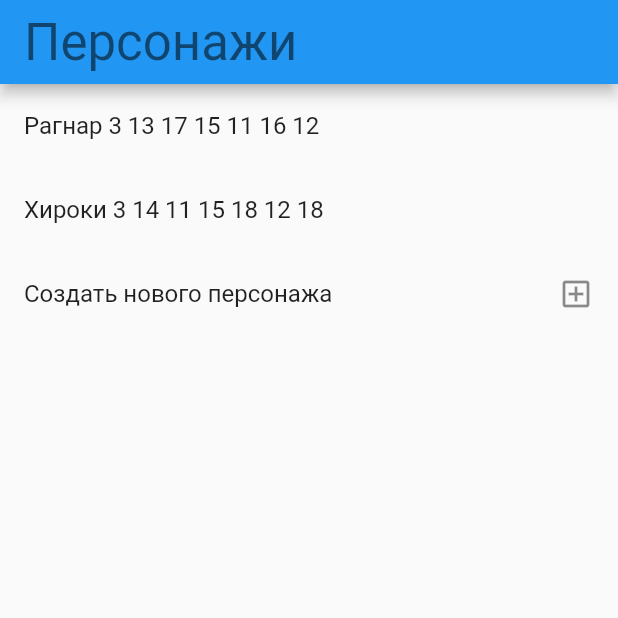
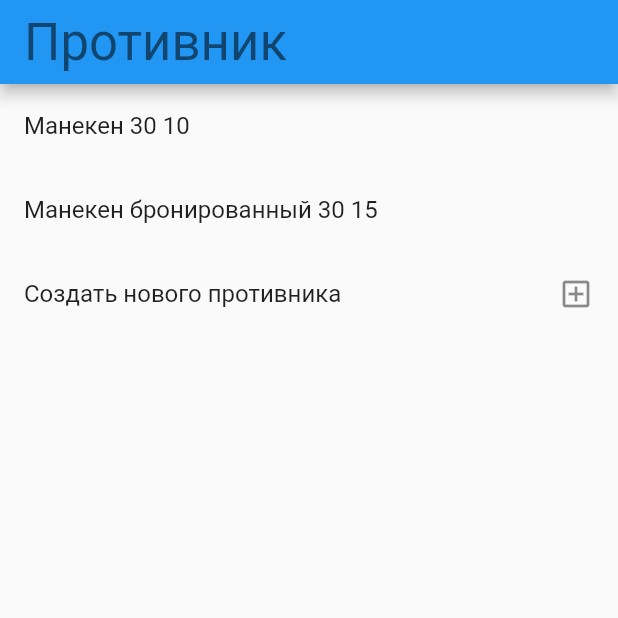
Before and after one commit to VadimDomantsevich/DND, a Flutter app: the screen it shows after launch, on a phone screen of 412 x 824 dp, the top half of it. Run offline on Flutter 3.47's test engine with Material 2 defaults, Android fonts, the light colour scheme and no system bars; drawn by our look-alikes of flutter_slidable; our stand-ins replace bloc, equatable, flutter_bloc, hive, hive_flutter; accounts and stored records are empty.

Commit message:
Enemy logic and screen added

```diff
--- a/dnd_rolls_app/lib/core/constants/strings.dart
+++ b/dnd_rolls_app/lib/core/constants/strings.dart
@@ -1,12 +1,13 @@
 class Strings {
-  //CharactersScreen
-  static const charactersScreenTitle = 'Персонажи';
   static const strengthText = 'Сила';
   static const dexterityText = 'Ловкость';
   static const constitutionText = 'Телосложение';
   static const intelligenceText = 'Интеллект';
   static const wisdomText = 'Мудрость';
   static const charismaText = 'Харизма';
+
+  //CharactersScreen
+  static const charactersScreenTitle = 'Персонажи';
 
   //WeaponScreen
   static const weaponScreenTitle = 'Оружие';
@@ -15,4 +16,7 @@ class Strings {
   static const weaponDamageD8 = '1d8';
   static const weaponDamageD10 = '1d10';
   static const weaponDamageD12 = '1d12';
+
+  //EnemyScreen
+  static const enemyScreenTitle = 'Противник';
 }
--- /dev/null
+++ b/dnd_rolls_app/lib/enemy/bloc/enemy_event.dart
@@ -0,0 +1,48 @@
+part of 'enemy_bloc.dart';
+
+abstract class EnemyEvent extends Equatable {
+  const EnemyEvent();
+
+  @override
+  List<Object> get props => [];
+}
+
+class LoadEnemyEvent extends EnemyEvent {
+  const LoadEnemyEvent();
+  @override
+  List<Object> get props => [];
+}
+
+class AddEnemyEvent extends EnemyEvent {
+  final String name;
+  final int health;
+  final int armorClass;
+
+  const AddEnemyEvent(this.name, this.health, this.armorClass);
+  @override
+  List<Object> get props => [name, health, armorClass];
+}
+
+class UpdateEnemyEvent extends EnemyEvent {
+  final String name;
+  final String newName;
+  final int health;
+  final int armorClass;
+
+  const UpdateEnemyEvent(this.name, this.newName, this.health, this.armorClass);
+  @override
+  List<Object> get props => [name, newName, health, armorClass];
+}
+
+class RemoveEnemyEvent extends EnemyEvent {
+  final String name;
+
+  const RemoveEnemyEvent(this.name);
+  @override
+  List<Object> get props => [name];
+}
+
+class RegisterServiceEvent extends EnemyEvent {
+  @override
+  List<Object> get props => [];
+}
--- /dev/null
+++ b/dnd_rolls_app/lib/enemy/bloc/enemy_state.dart
@@ -0,0 +1,24 @@
+part of 'enemy_bloc.dart';
+
+abstract class EnemyState extends Equatable {
+  const EnemyState();
+}
+
+class EnemyInitial extends EnemyState {
+  @override
+  List<Object?> get props => [];
+}
+
+class EnemyLoadedState extends EnemyState {
+  final List<Enemy> enemies;
+  final String? error;
+
+  const EnemyLoadedState(this.enemies, {this.error});
+  @override
+  List<Object?> get props => [enemies, error];
+}
+
+class RegisteringServiceState extends EnemyState {
+  @override
+  List<Object?> get props => [];
+}
--- /dev/null
+++ b/dnd_rolls_app/lib/enemy/enemy_screen.dart
@@ -0,0 +1,115 @@
+import 'package:dnd_rolls_app/core/constants/strings.dart';
+import 'package:dnd_rolls_app/enemy/bloc/enemy_bloc.dart';
+import 'package:dnd_rolls_app/enemy/widgets/update_enemy.dart';
+import 'package:dnd_rolls_app/model/enemy.dart';
+import 'package:dnd_rolls_app/services/enemy_service.dart';
+import 'package:flutter/material.dart';
+import 'package:flutter_bloc/flutter_bloc.dart';
+import 'package:flutter_slidable/flutter_slidable.dart';
+
+class EnemyScreen extends StatelessWidget {
+  const EnemyScreen({Key? key}) : super(key: key);
+
+  @override
+  Widget build(BuildContext context) {
+    return Scaffold(
+      appBar: AppBar(
+        title: Text(
+          Strings.enemyScreenTitle,
+          style: Theme.of(context).textTheme.headline4,
+        ),
+      ),
+      body: BlocProvider(
+        create: (context) =>
+            EnemyBloc(RepositoryProvider.of<EnemyService>(context))
+              ..add(RegisterServiceEvent()),
+        child: BlocConsumer<EnemyBloc, EnemyState>(
+          listener: (context, state) {
+            if (state is EnemyLoadedState) {
+              if (state.error != null) {
+                showDialog(
+                    context: context,
+                    builder: (context) => AlertDialog(
+                          title: const Text("Ошибка"),
+                          content: Text(state.error!),
+                        ));
+              }
+            }
+          },
+          builder: ((context, state) {
+            if (state is EnemyLoadedState) {
+              return ListView(
+                children: [
+                  ...state.enemies.map(
+                    (enemy) => Column(
+                      children: [
+                        Slidable(
+                          key: const ValueKey(1),
+                          startActionPane: ActionPane(
+                            motion: const ScrollMotion(),
+                            children: [
+                              SlidableAction(
+                                onPressed: ((newContext) async => {
+                                      BlocProvider.of<EnemyBloc>(context)
+                                          .add(RemoveEnemyEvent(enemy.name))
+                                    }),
+                                backgroundColor: const Color(0xFFFE4A49),
+                                foregroundColor: Colors.white,
+                                icon: Icons.delete,
+                                label: 'Удалить',
+                              ),
+                              SlidableAction(
+                                onPressed: (((newContext) async =>
+                                    {update(context, enemy)})),
+                                backgroundColor: Colors.blue.shade200,
+                                foregroundColor: Colors.white,
+                                icon: Icons.create,
+                                label: 'Исправить',
+                              ),
+                            ],
+                          ),
+                          child: ListTile(
+                            title: Text(
+                                '${enemy.name} ${enemy.health} ${enemy.armorClass}'),
+                          ),
+                        )
+                      ],
+                    ),
+                  ),
+                  ListTile(
+                    title: const Text('Создать нового противника'),
+                    trailing: const Icon(Icons.add_box_outlined),
+                    onTap: () async {
+                      List<dynamic> result = await showDialog(
+                          context: context,
+                          builder: (context) => const Dialog(
+                                child: UpdateEnemy(),
+                              ));
+                      if (result.isNotEmpty) {
+                        BlocProvider.of<EnemyBloc>(context).add(
+                            AddEnemyEvent(result[0], result[1], result[2]));
+                      }
+                    },
+                  )
+                ],
+              );
+            }
+            return Container();
+          }),
+        ),
+      ),
+    );
+  }
+
+  Future<void> update(BuildContext context, Enemy enemy) async {
+    List<dynamic> result = await showDialog(
+        context: context,
+        builder: (context) => Dialog(
+              child: UpdateEnemy(enemy: enemy),
+            ));
+    if (result.isNotEmpty) {
+      BlocProvider.of<EnemyBloc>(context)
+          .add(UpdateEnemyEvent(result[0], result[1], result[2], result[3]));
+    }
+  }
+}
--- a/dnd_rolls_app/lib/main.dart
+++ b/dnd_rolls_app/lib/main.dart
@@ -1,5 +1,6 @@
 import 'package:dnd_rolls_app/presentation/router/app_router.dart';
 import 'package:dnd_rolls_app/services/character_service.dart';
+import 'package:dnd_rolls_app/services/enemy_service.dart';
 import 'package:dnd_rolls_app/services/weapon_service.dart';
 import 'package:flutter/material.dart';
 import 'package:flutter_bloc/flutter_bloc.dart';
@@ -22,6 +23,7 @@ class MyApp extends StatelessWidget {
       providers: [
         RepositoryProvider(create: ((context) => CharacterService())),
         RepositoryProvider(create: ((context) => WeaponService())),
+        RepositoryProvider(create: ((context) => EnemyService()))
       ],
       child: MaterialApp(
         title: 'DND',
--- /dev/null
+++ b/dnd_rolls_app/lib/model/enemy.dart
@@ -0,0 +1,15 @@
+import 'package:hive/hive.dart';
+
+part 'enemy.g.dart';
+
+@HiveType(typeId: 5)
+class Enemy extends HiveObject {
+  @HiveField(0)
+  final String name;
+  @HiveField(1)
+  final int health;
+  @HiveField(2)
+  final int armorClass;
+
+  Enemy(this.name, this.health, this.armorClass);
+}
--- a/dnd_rolls_app/lib/presentation/router/app_router.dart
+++ b/dnd_rolls_app/lib/presentation/router/app_router.dart
@@ -1,3 +1,4 @@
+import 'package:dnd_rolls_app/enemy/enemy_screen.dart';
 import 'package:dnd_rolls_app/weapon/weapon_screen.dart';
 import 'package:flutter/material.dart';
 
@@ -8,7 +9,7 @@ class AppRouter {
     switch (routeSettings.name) {
       case '/':
         return MaterialPageRoute(
-          builder: (_) => const CharactersScreen(),
+          builder: (_) => const EnemyScreen(),
         );
       case '/characters':
         return MaterialPageRoute(
--- a/dnd_rolls_app/lib/services/character_service.dart
+++ b/dnd_rolls_app/lib/services/character_service.dart
@@ -64,7 +64,7 @@ class CharacterService {
     final characterToUpdate =
         _characters.values.firstWhere(((element) => element.name == name));
     final alreadyExists = _characters.values.any((element) =>
-        element.name.toLowerCase() == newName && element != characterToUpdate);
+        element.name.toLowerCase() == newName.toLowerCase() && element != characterToUpdate);
     if (alreadyExists) {
       return CreationResult.alreadyExists;
     }
--- a/dnd_rolls_app/lib/weapon/bloc/weapon_bloc.dart
+++ b/dnd_rolls_app/lib/weapon/bloc/weapon_bloc.dart
@@ -18,8 +18,8 @@ class WeaponBloc extends Bloc<WeaponEvent, WeaponState> {
       final weapons = _weaponService.getWeapons();
       emit(WeaponLoadedState(weapons));
     });
-    on<AddWeaponEvent>((event, emit) async {
-      final result = await _weaponService.addWeapon(
+    on<AddWeaponEvent>((event, emit) {
+      final result = _weaponService.addWeapon(
           event.name, event.damage, event.characteristic);
       switch (result) {
         case CreationResult.success:
--- a/dnd_rolls_app/lib/weapon/widgets/update_weapon.dart
+++ b/dnd_rolls_app/lib/weapon/widgets/update_weapon.dart
@@ -18,6 +18,7 @@ class _UpdateWeaponState extends State<UpdateWeapon> {
   final _nameController = TextEditingController();
   DamageCube _damage = DamageCube.d6;
   CharacteristicsEnum _characteristic = CharacteristicsEnum.strength;
+
   @override
   void initState() {
     super.initState();
```
Also changed, not shown: dnd_rolls_app/lib/enemy/bloc/enemy_bloc.dart (added, +62 -0 lines), dnd_rolls_app/lib/enemy/widgets/update_enemy.dart (added, +212 -0 lines), dnd_rolls_app/lib/services/enemy_service.dart (added, +64 -0 lines), dnd_rolls_app/lib/services/weapon_service.dart (+4 -4 lines), dnd_rolls_app/lib/model/enemy.g.dart (added), 2 other files.
